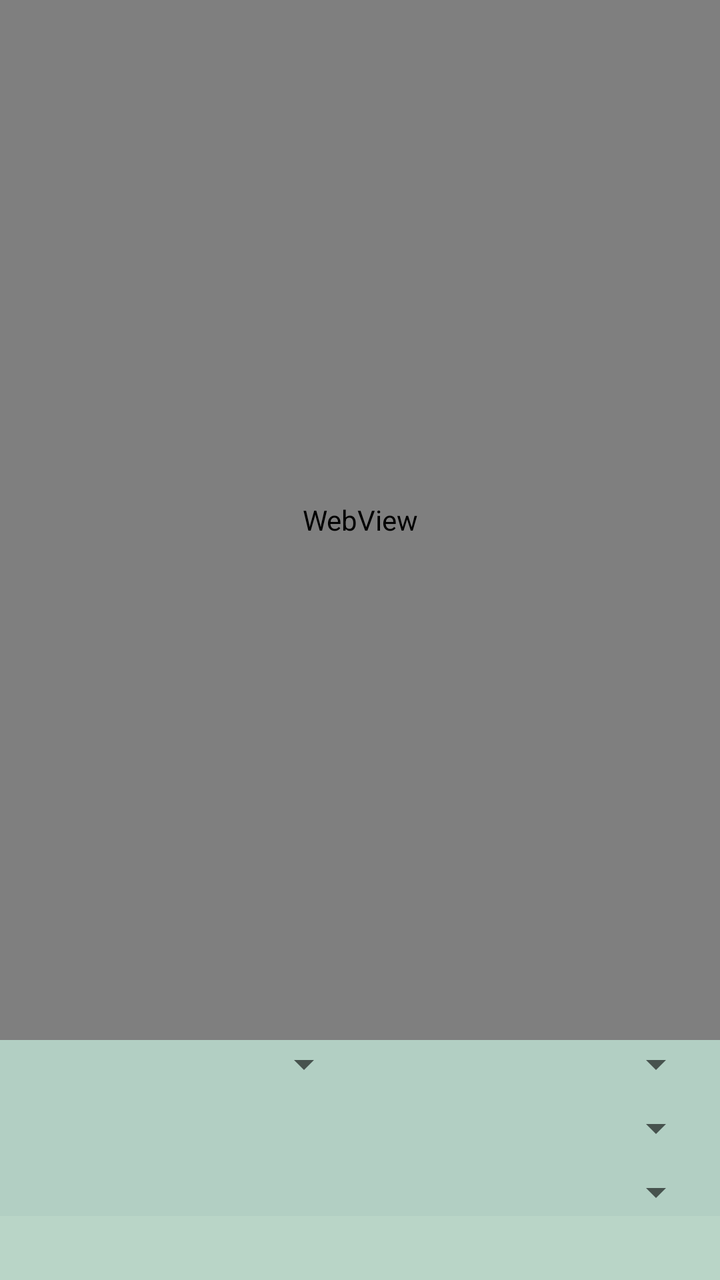
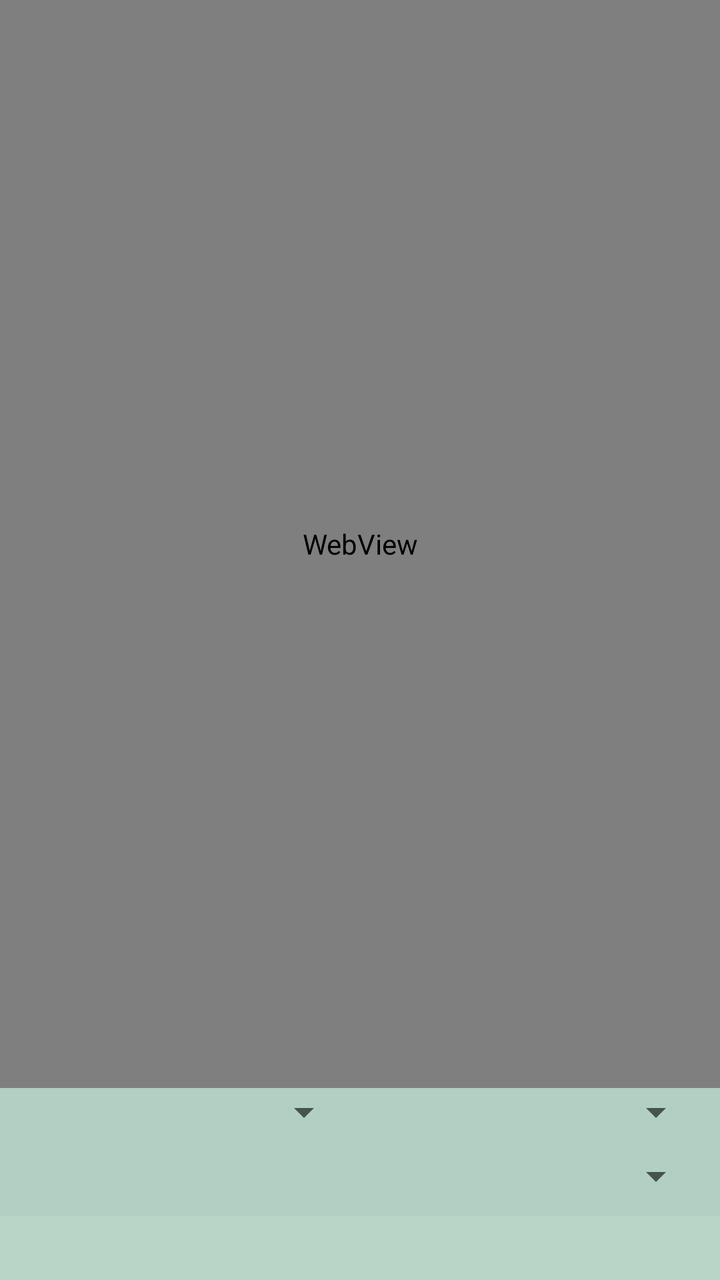

Two renders of the same Android screen: before a commit and after it. Below are the layout's source before the change and the commit's diff.
<!-- AndroidManifest.xml: activity theme AppTheme -->
<!-- res/layout/activity_main.xml -->
<?xml version="1.0" encoding="utf-8"?>
<androidx.constraintlayout.widget.ConstraintLayout xmlns:android="http://schemas.android.com/apk/res/android"
    xmlns:app="http://schemas.android.com/apk/res-auto"
    xmlns:tools="http://schemas.android.com/tools"
    android:layout_width="match_parent"
    android:layout_height="match_parent"
    tools:context="com.ss.aianki.MainActivity">

    <WebView
        android:id="@+id/webView"
        android:layout_width="match_parent"
        android:layout_height="0dp"
        android:fitsSystemWindows="true"
        android:scrollbars="vertical"
        android:focusable="true"
        android:focusableInTouchMode="true"
        app:layout_constraintTop_toTopOf="parent"
        app:layout_constraintBottom_toTopOf="@id/promptHScrollView"/>

    
    <HorizontalScrollView
        android:id="@+id/promptHScrollView"
        android:layout_width="match_parent"
        android:layout_height="wrap_content"
        android:background="@color/green_container"
        android:scrollbars="none"
        app:layout_constraintTop_toBottomOf="@id/webView"
        app:layout_constraintBottom_toTopOf="@id/spinnerContainer">

        <com.google.android.material.chip.ChipGroup
            android:id="@+id/promptChipGroup"
            android:layout_width="wrap_content"
            android:layout_height="wrap_content"
            android:paddingTop="0dp"
            android:paddingBottom="0dp"
            android:paddingLeft="16dp"
            android:paddingRight="16dp"
            app:singleLine="true" />

    </HorizontalScrollView>

    <LinearLayout
        android:id="@+id/spinnerContainer"
        android:layout_width="match_parent"
        android:layout_height="wrap_content"
        android:background="@color/green_container"
        android:orientation="vertical"
        android:paddingLeft="8dp"
        android:paddingRight="8dp"
        android:paddingBottom="0dp"
        android:layout_marginBottom="0dp"
        app:layout_constraintTop_toBottomOf="@id/promptHScrollView"
        app:layout_constraintBottom_toTopOf="@id/indicatorBar">

        
        <LinearLayout
            android:layout_width="match_parent"
            android:layout_height="wrap_content"
            android:orientation="horizontal"
            android:layout_marginBottom="8dp">

            <Spinner
                android:id="@+id/serverSpinner"
                android:layout_width="0dp"
                android:layout_height="wrap_content"
                android:layout_weight="1"
                android:layout_marginEnd="4dp"/>

            <Spinner
                android:id="@+id/formatSpinner"
                android:layout_width="0dp"
                android:layout_height="wrap_content"
                android:layout_weight="1"
                android:layout_marginStart="4dp" />

        </LinearLayout>

        

        <Spinner
            android:id="@+id/modelSpinner"
            android:layout_width="match_parent"
            android:layout_height="wrap_content"
            android:layout_marginBottom="8dp"/>

        
        <LinearLayout
            android:layout_width="match_parent"
            android:layout_height="wrap_content"
            android:orientation="horizontal"
            android:gravity="center_vertical">

            <Spinner
                android:id="@+id/deckSpinner"
                android:layout_width="match_parent"
                android:layout_height="wrap_content" />
        </LinearLayout>
    </LinearLayout>

    <LinearLayout
        android:id="@+id/indicatorBar"
        android:layout_width="match_parent"
        android:layout_height="32dp"
        android:background="@color/btn_down"
        android:orientation="horizontal"
        android:layout_gravity="center"
        app:layout_constraintTop_toBottomOf="@id/spinnerContainer"
        app:layout_constraintBottom_toBottomOf="parent">

        <TextView
            android:id="@+id/currentSelectionText"
            android:layout_width="0dp"
            android:layout_height="32dp"
            android:layout_weight="1"
            android:textSize="14sp"
            android:gravity="center"
            android:layout_gravity="center"
            android:ellipsize="marquee"
            android:singleLine="true"
            android:focusable="true"
            android:focusableInTouchMode="true"/>
    </LinearLayout>

</androidx.constraintlayout.widget.ConstraintLayout>
<!-- resources referenced by this layout -->
<resources>
  <color name="btn_down">#4D227D51</color>
  <color name="green_container">#B2CFC3</color>
  <style name="AppTheme" parent="Theme.MaterialComponents.Light.DarkActionBar.Bridge">
      
          <item name="colorPrimary">@color/colorPrimary</item>
          <item name="colorPrimaryDark">@color/colorPrimaryDark</item>
          <item name="colorAccent">@color/colorAccent</item>
          <item name="color_footer_background">@color/footer_background</item>
          <item name="color_footer_pressed">@color/footer_pressed</item>
          <item name="android:forceDarkAllowed" tools:targetApi="q">true</item>
      </style>
  <color name="colorPrimary">#227D51</color>
  <color name="colorPrimaryDark">#2D6D4B</color>
  <color name="colorAccent">#3B9465</color>
  <color name="footer_background">#E0E0E0</color>
  <color name="footer_pressed">#4f8069</color>
</resources>

<!-- the commit's change to res/layout/activity_main.xml (unified diff, before → after) -->
@@ -88,6 +88,7 @@
             android:layout_width="match_parent"
             android:layout_height="wrap_content"
             android:orientation="horizontal"
+            android:visibility="gone"
             android:gravity="center_vertical">
 
             <Spinner
